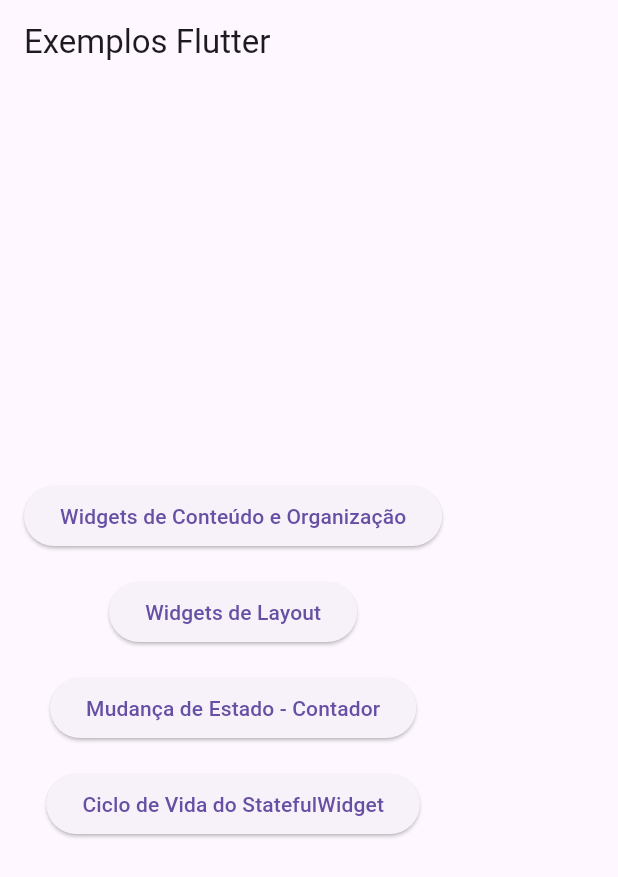
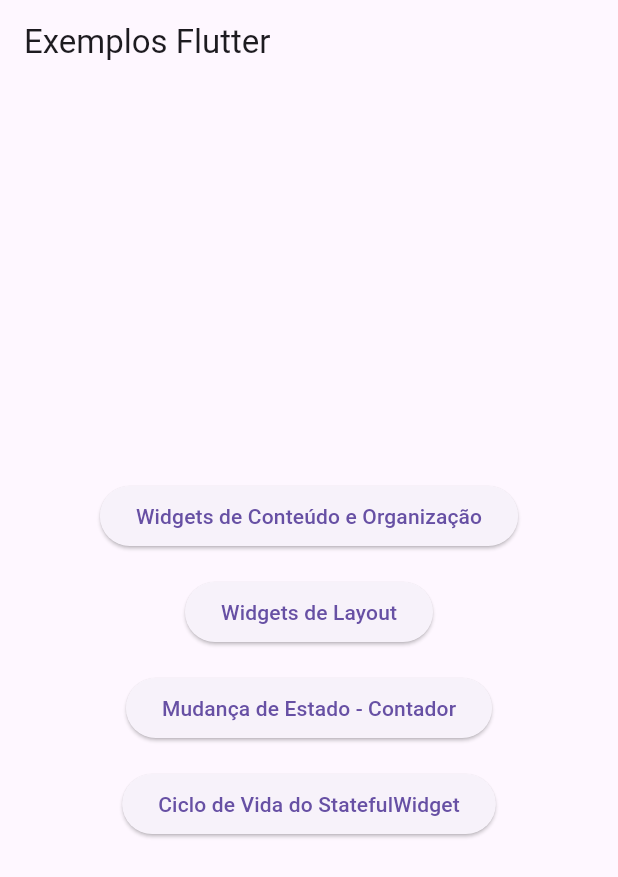
Before and after one commit to pri-branbilla/flutter-primeiro-app-demo, a Flutter app: the screen it shows after launch, on a phone screen of 412 x 824 dp. Shown: the top 877 px of the screen. Run offline on Flutter 3.47's test engine with Material 3 defaults, Android fonts, the phone set to English and light mode, and no system bars.

Commit message:
center buttons

```diff
--- a/lib/main.dart
+++ b/lib/main.dart
@@ -26,7 +26,7 @@
   Widget build(BuildContext context) {
     return Scaffold(
       appBar: AppBar(title: Text('Exemplos Flutter')),
-      body: Padding(
+      body: Center(child: Padding(
         padding: const EdgeInsets.all(16),
         child: Column(
           mainAxisAlignment: MainAxisAlignment.center,
@@ -49,7 +49,7 @@
             ),
           ],
         ),
-      ),
+      ),),
     );
   }
 }
```
